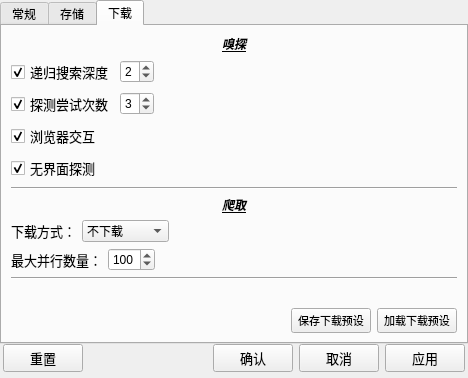
Above: UI/ConfigTabWindow.ui from Joeoeoeoe/m3u8_downloader before the change. Below: the same form after it.
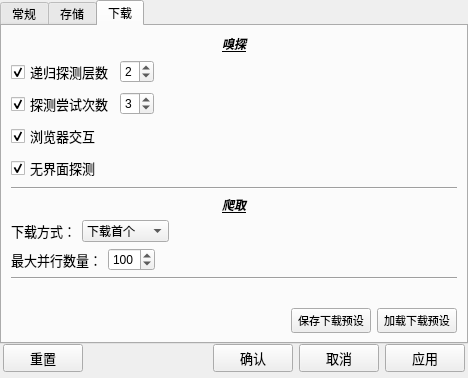
That is the form after the change. The open tabs and pages were chosen to show the change.

Commit message: 探测规则优化

Diff of the .ui file:
```diff
--- a/UI/ConfigTabWindow.ui
+++ b/UI/ConfigTabWindow.ui
@@ -493,7 +493,7 @@
              </font>
             </property>
             <property name="text">
-             <string>递归搜索深度</string>
+             <string>递归探测层数</string>
             </property>
             <property name="checked">
              <bool>true</bool>
@@ -715,10 +715,10 @@
              </font>
             </property>
             <property name="currentText">
-             <string>不下载</string>
+             <string>下载首个</string>
             </property>
             <property name="currentIndex">
-             <number>0</number>
+             <number>1</number>
             </property>
             <item>
              <property name="text">
```
Left out of the diff: 2 changed lines with no effect on the pictures. The commit also changes 7 other files.
